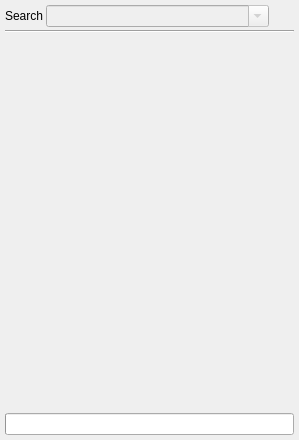
First picture: the form in v2/branches/dev/qCtagsSense/src/qCtagsSenseBrowser.ui, repository testmana2/mks, before the edit.
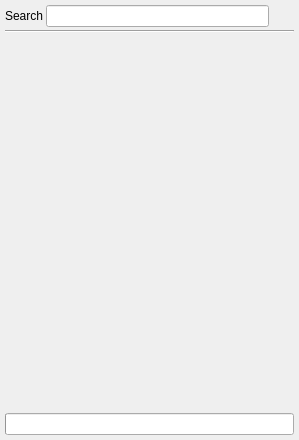
Second picture: the form after the edit.

Commit message: Introduce a working search model for class browser

What changed in the file:
```diff
--- a/v2/branches/dev/qCtagsSense/src/qCtagsSenseBrowser.ui
+++ b/v2/branches/dev/qCtagsSense/src/qCtagsSenseBrowser.ui
@@ -31,14 +31,7 @@
     </widget>
    </item>
    <item row="0" column="1">
-    <widget class="QComboBox" name="cbSearchs">
-     <property name="enabled">
-      <bool>false</bool>
-     </property>
-     <property name="editable">
-      <bool>true</bool>
-     </property>
-    </widget>
+    <widget class="QLineEdit" name="leSearch"/>
    </item>
    <item row="0" column="2">
     <widget class="QLabel" name="lLoading">
@@ -72,7 +65,7 @@
      </property>
     </widget>
    </item>
-   <item row="2" column="0" colspan="3">
+   <item row="2" column="0" colspan="2">
     <widget class="QTreeView" name="tvMembers">
      <property name="palette">
       <palette>
```
The commit also changes 12 other files.
